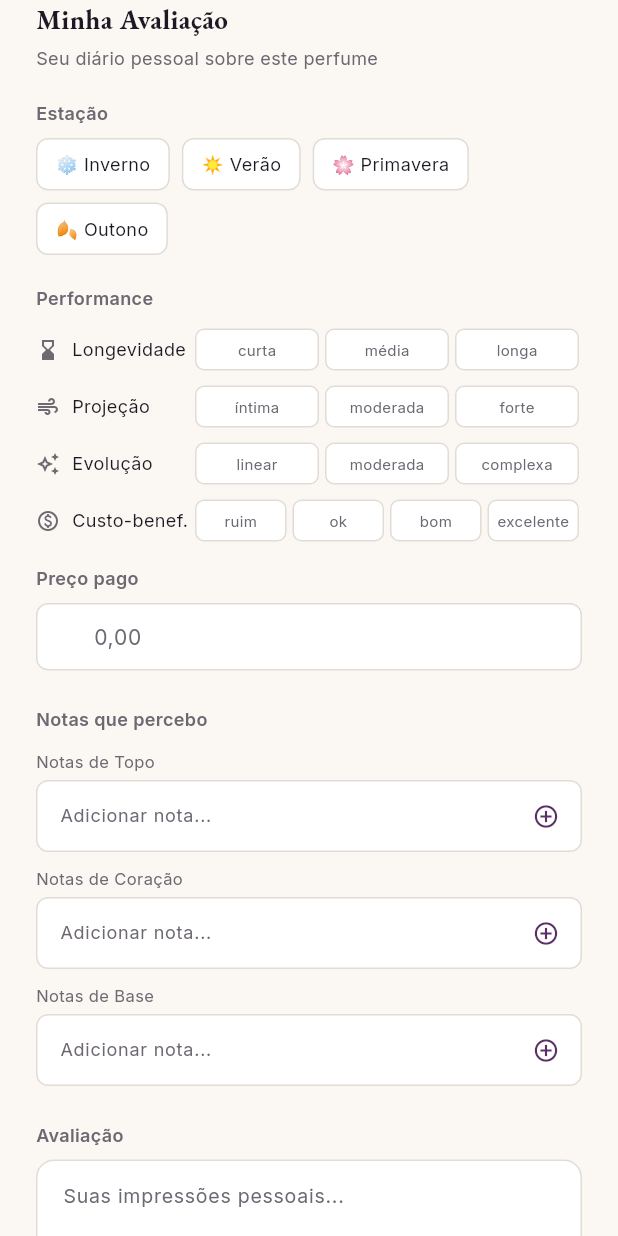
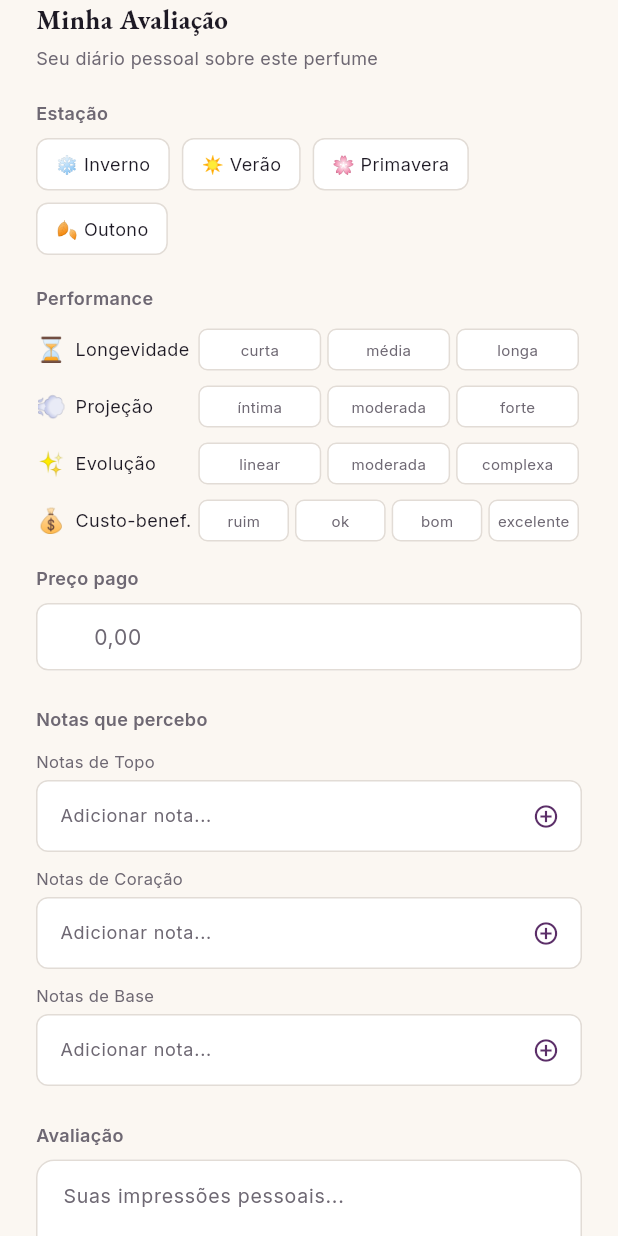
Before and after one commit to tenqueiroga/essencia-app, a Flutter app: the _MinhaAvaliacaoTab widget shown alone on an empty page, opened directly with empty values, on a phone screen of 412 x 824 dp. Run offline on Flutter 3.47's test engine with Material 3 defaults, Android fonts, the phone set to English and light mode, and no system bars; our stand-ins replace cached_network_image, camera, dio, flutter_riverpod, flutter_secure_storage, flutter_svg and 7 more; missing offline and left inert: dart:html, dart:js_util, dart:ui_web; accounts and stored records are empty; network calls fail.

Commit message:
fix: emoji tabs/icons, autocomplete from all system notes, price R$ field

```diff
--- a/lib/features/perfume_detail/presentation/perfume_detail_page.dart
+++ b/lib/features/perfume_detail/presentation/perfume_detail_page.dart
@@ -655,33 +655,24 @@ class _PerfumeTabSectionState extends State<_PerfumeTabSection> {
 
     return Column(
       children: [
-        // Tab bar — icon + text on active (Material You style)
+        // Tab bar — emoji + text on active
         Container(
           margin: const EdgeInsets.symmetric(horizontal: 24),
-          height: 48,
+          height: 44,
           decoration: BoxDecoration(
             color: OlfatoTokens.mist,
             borderRadius: BorderRadius.circular(OlfatoTokens.radiusControl),
           ),
-          padding: const EdgeInsets.all(4),
-          child: LayoutBuilder(
-            builder: (context, constraints) {
-              // Calculate widths: inactive tabs get equal share, active gets extra
-              final totalWidth = constraints.maxWidth;
-              final inactiveWidth = totalWidth / 5; // each inactive gets 1/5
-              final activeWidth = totalWidth - (inactiveWidth * 3); // active gets rest (2/5)
-
-              return Stack(
-                children: [
-                  Row(
+          padding: const EdgeInsets.all(3),
+          child: Row(
             children: List.generate(4, (index) {
               final isActive = activeIndex == index;
-                      final icon = switch (index) {
-                        0 => Icons.filter_vintage_outlined,
-                        1 => Icons.speed_outlined,
-                        2 => Icons.info_outline,
-                        3 => Icons.edit_note_outlined,
-                        _ => Icons.circle,
+              final emoji = switch (index) {
+                0 => '🌸',
+                1 => '📊',
+                2 => 'ℹ️',
+                3 => '📝',
+                _ => '',
               };
               final label = switch (index) {
                 0 => 'Notas',
@@ -691,19 +682,13 @@ class _PerfumeTabSectionState extends State<_PerfumeTabSection> {
                 _ => '',
               };
 
-                      return AnimatedContainer(
-                        duration: const Duration(milliseconds: 250),
-                        curve: Curves.easeInOut,
-                        width: isActive ? activeWidth : inactiveWidth,
-                        height: 40,
+              return Expanded(
+                flex: isActive ? 3 : 2,
                 child: GestureDetector(
                   behavior: HitTestBehavior.opaque,
-                          onTap: () {
-                            widget.tabController.animateTo(index);
-                          },
-                          child: AnimatedContainer(
-                            duration: const Duration(milliseconds: 250),
-                            curve: Curves.easeInOut,
+                  onTap: () => widget.tabController.animateTo(index),
+                  child: Container(
+                    height: 38,
                     decoration: BoxDecoration(
                       color: isActive ? Colors.white : Colors.transparent,
                       borderRadius: BorderRadius.circular(OlfatoTokens.radiusControl),
@@ -711,22 +696,18 @@ class _PerfumeTabSectionState extends State<_PerfumeTabSection> {
                     ),
                     child: Row(
                       mainAxisAlignment: MainAxisAlignment.center,
-                              children: [
-                                Icon(
-                                  icon,
-                                  size: 18,
-                                  color: isActive ? OlfatoTokens.plum : OlfatoTokens.gray,
-                                ),
+                      mainAxisSize: MainAxisSize.min,
+                      children: [
+                        Text(emoji, style: TextStyle(fontSize: isActive ? 14 : 16)),
                         if (isActive) ...[
-                                  const SizedBox(width: 6),
+                          const SizedBox(width: 4),
                           Text(
                             label,
                             style: GoogleFonts.inter(
-                                      fontSize: 12,
+                              fontSize: 11,
                               fontWeight: FontWeight.w600,
                               color: OlfatoTokens.ink,
                             ),
-                                    overflow: TextOverflow.ellipsis,
                           ),
                         ],
                       ],
@@ -735,10 +716,6 @@ class _PerfumeTabSectionState extends State<_PerfumeTabSection> {
                 ),
               );
             }),
-                  ),
-                ],
-              );
-            },
           ),
         ),
         const SizedBox(height: 16),
@@ -1312,11 +1289,26 @@ class _MinhaAvaliacaoTabState extends State<_MinhaAvaliacaoTab> {
   @override
   void initState() {
     super.initState();
-    _buildKnownNotes();
+    _loadAllNotes();
     _loadReview();
   }
 
-  void _buildKnownNotes() {
+  Future<void> _loadAllNotes() async {
+    try {
+      final response = await ApiClient().dio.get('/perfumes/notes');
+      final data = response.data as List;
+      if (mounted) {
+        setState(() {
+          _allKnownNotes = data.cast<String>();
+        });
+      }
+    } catch (_) {
+      // Fallback to perfume's own notes
+      _buildKnownNotesFromPerfume();
+    }
+  }
+
+  void _buildKnownNotesFromPerfume() {
     final Set<String> notes = {};
     for (final key in ['top_notes', 'heart_notes', 'base_notes']) {
       final list = widget.perfume[key] as List? ?? [];
@@ -1460,32 +1452,32 @@ class _MinhaAvaliacaoTabState extends State<_MinhaAvaliacaoTab> {
           // ─── Performance ratings in a row ───
           _sectionLabel('Performance'),
           const SizedBox(height: 12),
-          _ratingRow(
-            icon: Icons.hourglass_bottom_outlined,
+          _ratingRowEmoji(
+            emoji: '⏳',
             label: 'Longevidade',
             value: _longevityRating,
             options: const ['curta', 'média', 'longa'],
             onChanged: (v) => setState(() => _longevityRating = v),
           ),
           const SizedBox(height: 10),
-          _ratingRow(
-            icon: Icons.air_outlined,
+          _ratingRowEmoji(
+            emoji: '💨',
             label: 'Projeção',
             value: _projectionRating,
             options: const ['íntima', 'moderada', 'forte'],
             onChanged: (v) => setState(() => _projectionRating = v),
           ),
           const SizedBox(height: 10),
-          _ratingRow(
-            icon: Icons.auto_awesome_outlined,
+          _ratingRowEmoji(
+            emoji: '✨',
             label: 'Evolução',
             value: _evolutionRating,
             options: const ['linear', 'moderada', 'complexa'],
             onChanged: (v) => setState(() => _evolutionRating = v),
           ),
           const SizedBox(height: 10),
-          _ratingRow(
-            icon: Icons.paid_outlined,
+          _ratingRowEmoji(
+            emoji: '💰',
             label: 'Custo-benef.',
             value: _priceRating,
             options: const ['ruim', 'ok', 'bom', 'excelente'],
@@ -1675,10 +1667,22 @@ class _MinhaAvaliacaoTabState extends State<_MinhaAvaliacaoTab> {
     required List<String> options,
     required ValueChanged<String?> onChanged,
   }) {
+    return _ratingRowEmoji(emoji: '', label: label, value: value, options: options, onChanged: onChanged);
+  }
+
+  Widget _ratingRowEmoji({
+    required String emoji,
+    required String label,
+    required String? value,
+    required List<String> options,
+    required ValueChanged<String?> onChanged,
+  }) {
     return Row(
       children: [
-        Icon(icon, size: 16, color: OlfatoTokens.gray),
-        const SizedBox(width: 8),
+        if (emoji.isNotEmpty) ...[
+          Text(emoji, style: const TextStyle(fontSize: 16)),
+          const SizedBox(width: 6),
+        ],
         SizedBox(
           width: 80,
           child: Text(
```
Lines whose indentation alone changed are shown as unchanged.
